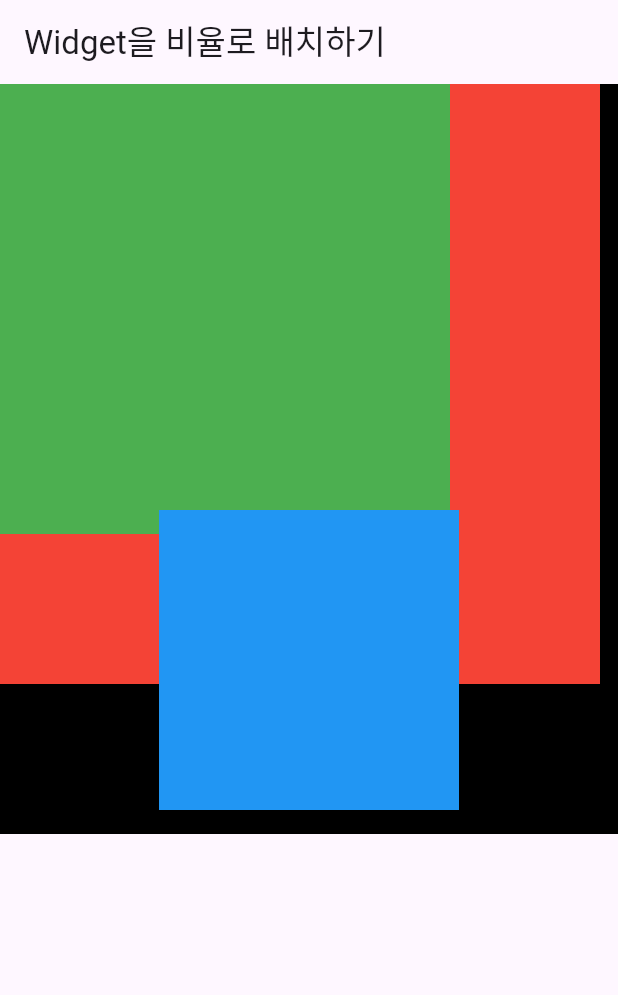
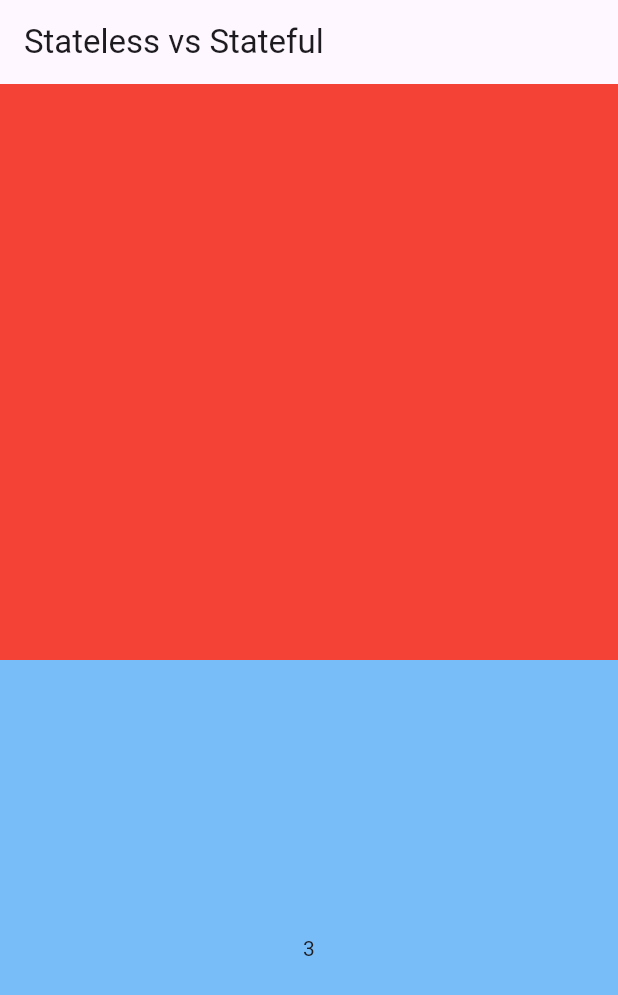
Before and after one commit to HiddenEvent/first_app, a Flutter app: the screen it shows after launch, on a phone screen of 412 x 824 dp. Shown: the top 995 px of the screen. Run offline on Flutter 3.47's test engine with Material 3 defaults, Android fonts, the phone set to English and light mode, and no system bars.

Commit message:
[Stateless vs Stateful]

```diff
--- a/lib/main.dart
+++ b/lib/main.dart
@@ -4,9 +4,7 @@ void main() {
   runApp(
     MaterialApp(
       home: Scaffold(
-        appBar: AppBar(
-          title: Text('Widget을 비율로 배치하기'),
-        ),
+        appBar: AppBar(title: Text('Stateless vs Stateful')),
         body: Body(),
       ),
     ),
@@ -20,20 +18,72 @@ class Body extends StatelessWidget {
 
   @override
   Widget build(BuildContext context) {
-    return Stack(
+    return Column(
       children: [
-        Container(width: 500, height: 500, color: Colors.black),
-        Container(width: 400, height: 400, color: Colors.red),
-        Container(width: 300, height: 300, color: Colors.green),
-        Align(
-          alignment: Alignment.center,
-          child: Container(
-            width: 200,
-            height: 200,
-            color: Colors.blue,
-          ),
-        )
+        ExampleStateless(),
+        ExampleStateful(index: 3),
       ],
     );
   }
 }
+
+class ExampleStateless extends StatelessWidget {
+  const ExampleStateless({super.key});
+
+  @override
+  Widget build(BuildContext context) {
+    return Expanded(
+      child: Container(
+        color: Colors.red,
+      ),
+    );
+  }
+}
+
+class ExampleStateful extends StatefulWidget {
+  final int index;
+
+  const ExampleStateful({super.key, required this.index});
+
+  @override
+  State<ExampleStateful> createState() => _ExampleStatefulState();
+}
+
+class _ExampleStatefulState extends State<ExampleStateful> {
+  late int _index;
+  late TextEditingController controller;
+
+  @override
+  void initState() {
+    super.initState();
+    _index = widget.index;
+  }
+
+  @override
+  void dispose() {
+    controller.dispose();
+    super.dispose();
+  }
+
+  @override
+  Widget build(BuildContext context) {
+    return Expanded(
+      child: GestureDetector(
+        onTap: () {
+          setState(() {
+            if (_index == 5) {
+              _index = 0;
+            }
+            _index++;
+          });
+        },
+        child: Container(
+          color: Colors.blue.withOpacity(_index / 5),
+          child: Center(
+            child: Text('$_index'),
+          ),
+        ),
+      ),
+    );
+  }
+}
```
